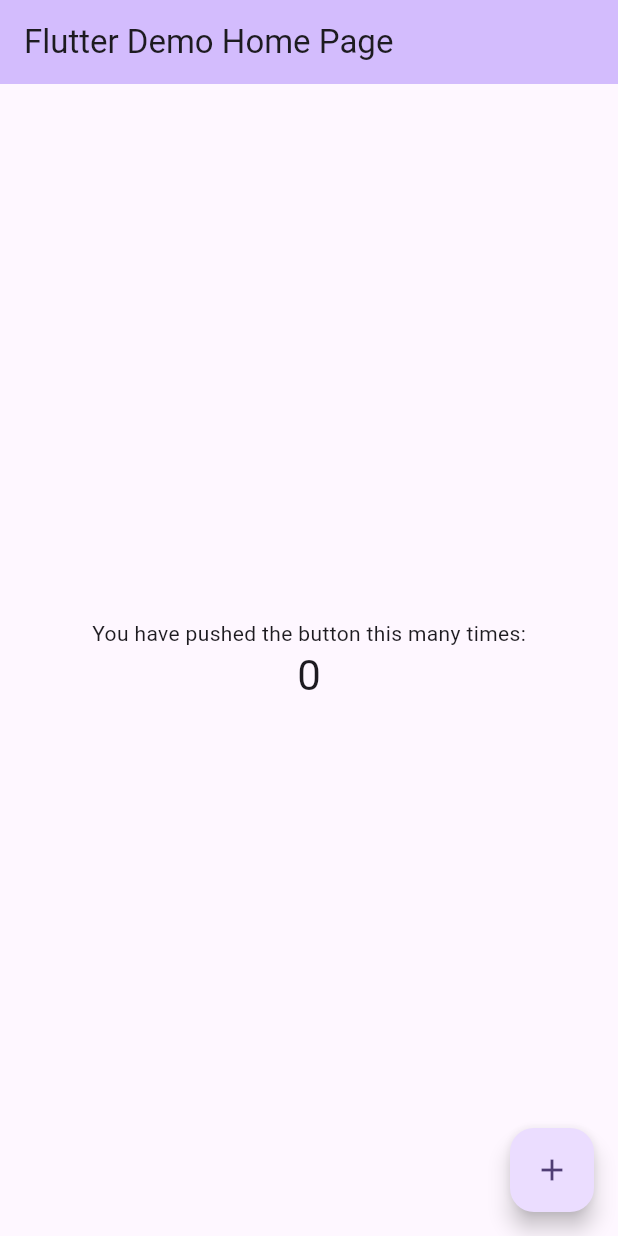
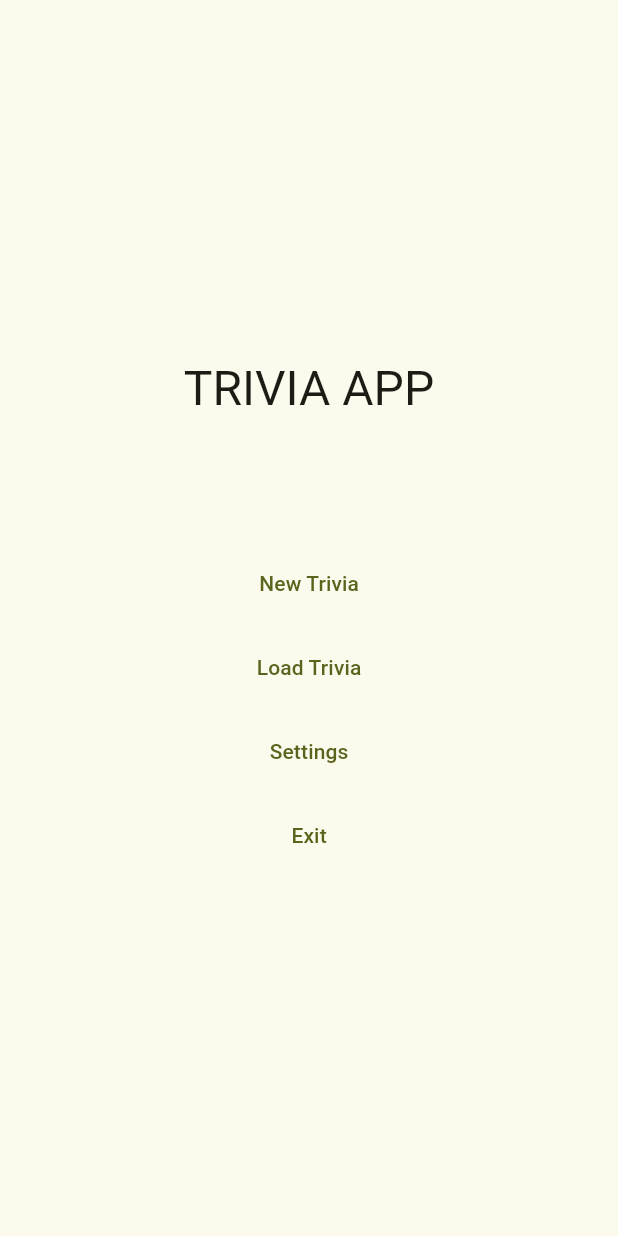
Before and after one commit to gmacgre/trivia, a Flutter app: the screen it shows after launch, on a phone screen of 412 x 824 dp. Run offline on Flutter 3.47's test engine with Material 3 defaults, Android fonts, the phone set to English and light mode, and no system bars; missing offline and left inert: window_manager.

Commit message:
Settings Page Set Up

```diff
--- a/lib/main.dart
+++ b/lib/main.dart
@@ -1,125 +1,42 @@
 import 'package:flutter/material.dart';
+import 'package:trivia/pages/landing.dart';
+import 'package:window_manager/window_manager.dart';
 
-void main() {
-  runApp(const MyApp());
+void main() async {
+
+  // Code to make the application fullscreen on sta
+  WidgetsFlutterBinding.ensureInitialized();
+  // Must add this line.
+  await windowManager.ensureInitialized();
+
+  WindowOptions windowOptions = const WindowOptions(
+    size: Size(1000, 700),
+    backgroundColor: Colors.transparent,
+    center: true,
+    skipTaskbar: false,
+  );
+  windowManager.waitUntilReadyToShow(windowOptions, () async {
+    await windowManager.show();
+    await windowManager.focus();
+  });
+
+  runApp(const MainApp());
+
 }
 
-class MyApp extends StatelessWidget {
-  const MyApp({super.key});
+class MainApp extends StatelessWidget {
+  const MainApp({super.key});
 
   // This widget is the root of your application.
   @override
   Widget build(BuildContext context) {
+
     return MaterialApp(
-      title: 'Flutter Demo',
+      title: 'TriviaApp',
       theme: ThemeData(
-        // This is the theme of your application.
-        //
-        // TRY THIS: Try running your application with "flutter run". You'll see
-        // the application has a purple toolbar. Then, without quitting the app,
-        // try changing the seedColor in the colorScheme below to Colors.green
-        // and then invoke "hot reload" (save your changes or press the "hot
-        // reload" button in a Flutter-supported IDE, or press "r" if you used
-        // the command line to start the app).
-        //
-        // Notice that the counter didn't reset back to zero; the application
-        // state is not lost during the reload. To reset the state, use hot
-        // restart instead.
-        //
-        // This works for code too, not just values: Most code changes can be
-        // tested with just a hot reload.
-        colorScheme: ColorScheme.fromSeed(seedColor: Colors.deepPurple),
-        useMaterial3: true,
+        colorScheme: ColorScheme.fromSeed(seedColor: Colors.lime),
       ),
-      home: const MyHomePage(title: 'Flutter Demo Home Page'),
+      home: const LandingPage(),
     );
   }
 }
-
-class MyHomePage extends StatefulWidget {
-  const MyHomePage({super.key, required this.title});
-
-  // This widget is the home page of your application. It is stateful, meaning
-  // that it has a State object (defined below) that contains fields that affect
-  // how it looks.
-
-  // This class is the configuration for the state. It holds the values (in this
-  // case the title) provided by the parent (in this case the App widget) and
-  // used by the build method of the State. Fields in a Widget subclass are
-  // always marked "final".
-
-  final String title;
-
-  @override
-  State<MyHomePage> createState() => _MyHomePageState();
-}
-
-class _MyHomePageState extends State<MyHomePage> {
-  int _counter = 0;
-
-  void _incrementCounter() {
-    setState(() {
-      // This call to setState tells the Flutter framework that something has
-      // changed in this State, which causes it to rerun the build method below
-      // so that the display can reflect the updated values. If we changed
-      // _counter without calling setState(), then the build method would not be
-      // called again, and so nothing would appear to happen.
-      _counter++;
-    });
-  }
-
-  @override
-  Widget build(BuildContext context) {
-    // This method is rerun every time setState is called, for instance as done
-    // by the _incrementCounter method above.
-    //
-    // The Flutter framework has been optimized to make rerunning build methods
-    // fast, so that you can just rebuild anything that needs updating rather
-    // than having to individually change instances of widgets.
-    return Scaffold(
-      appBar: AppBar(
-        // TRY THIS: Try changing the color here to a specific color (to
-        // Colors.amber, perhaps?) and trigger a hot reload to see the AppBar
-        // change color while the other colors stay the same.
-        backgroundColor: Theme.of(context).colorScheme.inversePrimary,
-        // Here we take the value from the MyHomePage object that was created by
-        // the App.build method, and use it to set our appbar title.
-        title: Text(widget.title),
-      ),
-      body: Center(
-        // Center is a layout widget. It takes a single child and positions it
-        // in the middle of the parent.
-        child: Column(
-          // Column is also a layout widget. It takes a list of children and
-          // arranges them vertically. By default, it sizes itself to fit its
-          // children horizontally, and tries to be as tall as its parent.
-          //
-          // Column has various properties to control how it sizes itself and
-          // how it positions its children. Here we use mainAxisAlignment to
-          // center the children vertically; the main axis here is the vertical
-          // axis because Columns are vertical (the cross axis would be
-          // horizontal).
-          //
-          // TRY THIS: Invoke "debug painting" (choose the "Toggle Debug Paint"
-          // action in the IDE, or press "p" in the console), to see the
-          // wireframe for each widget.
-          mainAxisAlignment: MainAxisAlignment.center,
-          children: <Widget>[
-            const Text(
-              'You have pushed the button this many times:',
-            ),
-            Text(
-              '$_counter',
-              style: Theme.of(context).textTheme.headlineMedium,
-            ),
-          ],
-        ),
-      ),
-      floatingActionButton: FloatingActionButton(
-        onPressed: _incrementCounter,
-        tooltip: 'Increment',
-        child: const Icon(Icons.add),
-      ), // This trailing comma makes auto-formatting nicer for build methods.
-    );
-  }
-}
--- /dev/null
+++ b/lib/navigator.dart
@@ -0,0 +1,3 @@
+abstract class NavigatorInterface {
+
+}
--- /dev/null
+++ b/lib/pages/landing.dart
@@ -0,0 +1,64 @@
+import 'package:flutter/material.dart';
+import 'package:trivia/pages/settings.dart';
+import 'package:window_manager/window_manager.dart';
+
+class LandingPage extends StatefulWidget {
+  const LandingPage({super.key});
+
+  @override
+  State<LandingPage> createState() => _LandingPageState();
+}
+
+class _LandingPageState extends State<LandingPage> {
+    @override
+  Widget build(BuildContext context) {
+    return Scaffold(
+      body: Center(
+        child: LayoutBuilder(
+          builder: (context, constraints) => Column(
+            mainAxisAlignment: MainAxisAlignment.center,
+            children: [
+              Text(
+                'TRIVIA APP',
+                style: Theme.of(context).textTheme.headlineLarge
+              ),
+              SizedBox(height: constraints.maxHeight * 0.1,),
+              Padding(
+                padding: const EdgeInsets.all(4.0),
+                child: TextButton(onPressed: () => { _launchNew()}, child: const Text('New Trivia')),
+              ),
+              Padding(
+                padding: const EdgeInsets.all(4.0),
+                child: TextButton(onPressed: () => { _launchLoad()}, child: const Text('Load Trivia')),
+              ),
+              Padding(
+                padding: const EdgeInsets.all(4.0),
+                child: TextButton(onPressed: () => { _launchSettings()}, child: const Text('Settings')),
+              ),
+              Padding(
+                padding: const EdgeInsets.all(4.0),
+                child: TextButton(onPressed: () => {WindowManager.instance.close()}, child: const Text('Exit')),
+              ),
+            ]
+          ),
+        ),
+      ),
+    );
+  }
+
+  void _launchNew() {
+
+  }
+
+  void _launchLoad() {
+
+  }
+
+  void _launchSettings() {
+    Navigator.of(context).push(
+      MaterialPageRoute(
+        builder: (context) => const SettingsPage(),
+      ),
+    );
+  }
+}
--- a/pubspec.yaml
+++ b/pubspec.yaml
@@ -35,6 +35,7 @@ dependencies:
   # The following adds the Cupertino Icons font to your application.
   # Use with the CupertinoIcons class for iOS style icons.
   cupertino_icons: ^1.0.2
+  window_manager: ^0.2.7
 
 dev_dependencies:
   flutter_test:
```
Also changed, not shown: lib/pages/settings.dart (added, +97 -0 lines), lib/logic/get_questions.dart (added), lib/pages/presenter.dart (added), 3 other files.
